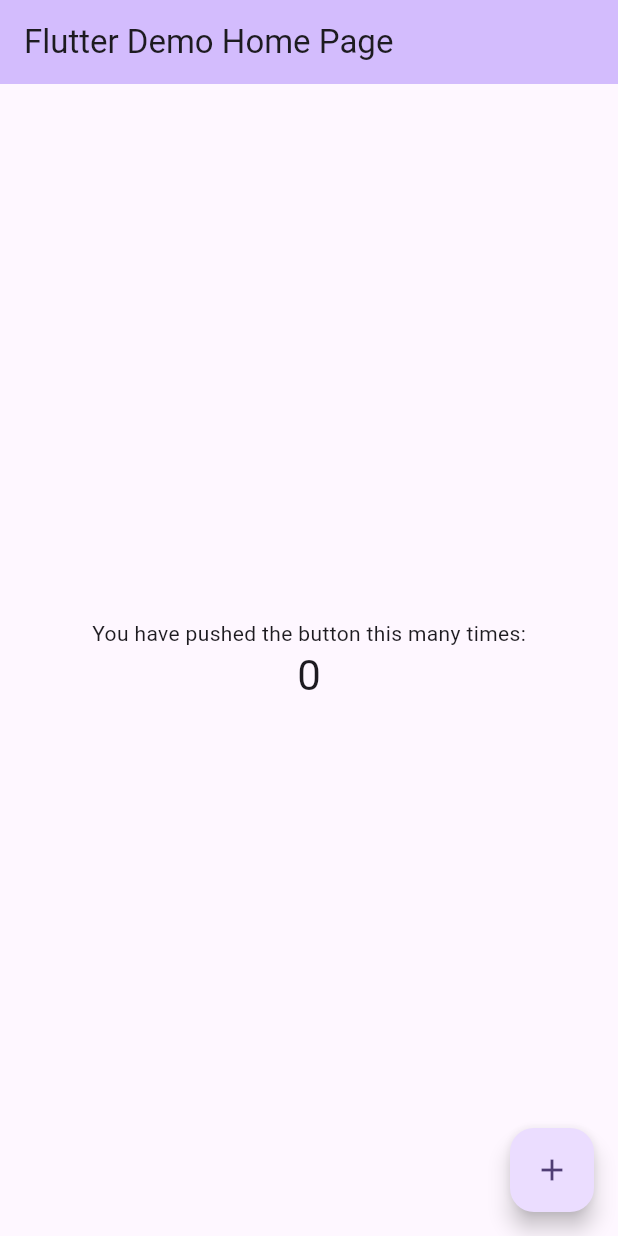
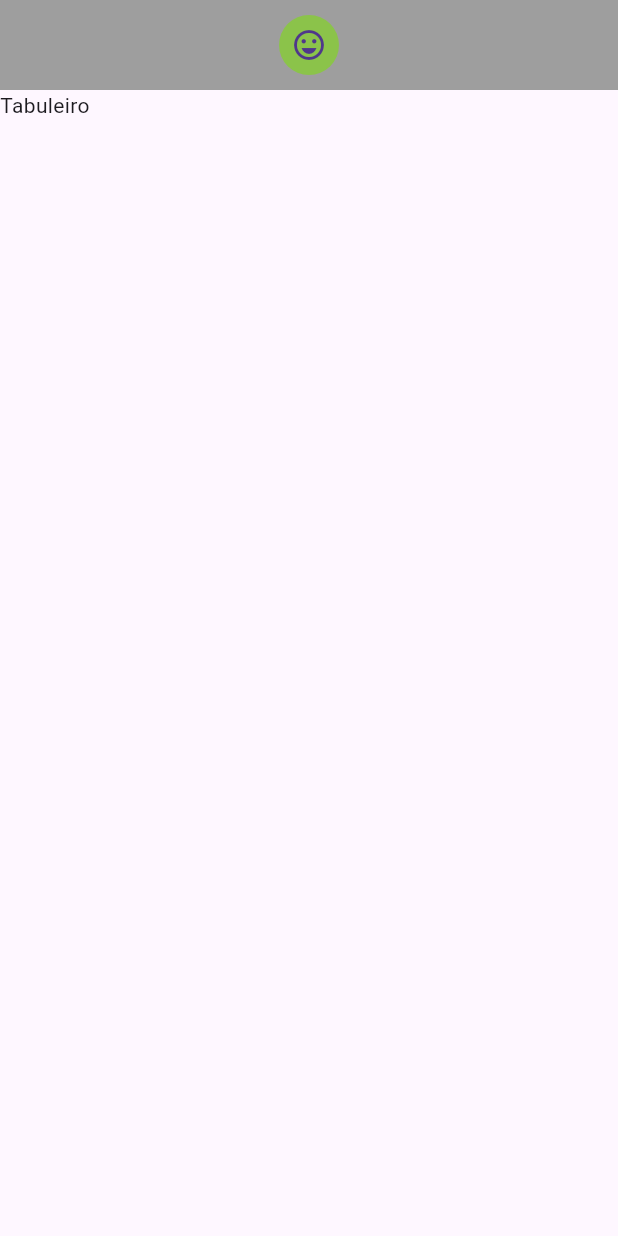
Before and after one commit to oJaciel/minesweeper, a Flutter app: the screen it shows after launch, on a phone screen of 412 x 824 dp. Run offline on Flutter 3.47's test engine with Material 3 defaults, Android fonts, the phone set to English and light mode, and no system bars.

Commit message:
Início Modelagem App

```diff
--- /dev/null
+++ b/lib/components/result_widget.dart
@@ -0,0 +1,51 @@
+import 'package:flutter/material.dart';
+
+class ResultWidget extends StatelessWidget implements PreferredSizeWidget {
+  const ResultWidget({super.key, required this.winned, required this.onRestart});
+
+  final bool? winned;
+  final Function? onRestart;
+
+  Color _getColor() {
+    if (winned == null) {
+      return Colors.yellow;
+    } else if (winned == true) {
+      return Colors.lightGreen;
+    } else {
+      return Colors.red;
+    }
+  }
+
+  IconData _getIcon() {
+    if (winned == null) {
+      return Icons.sentiment_satisfied;
+    } else if (winned == true) {
+      return Icons.sentiment_very_satisfied;
+    } else {
+      return Icons.sentiment_very_dissatisfied;
+    }
+  }
+
+  @override
+  Widget build(BuildContext context) {
+    return Container(
+      color: Colors.grey,
+      child: SafeArea(
+        child: Container(
+          padding: EdgeInsets.all(10),
+          child: CircleAvatar(
+            backgroundColor: _getColor(),
+            child: IconButton(
+              padding: EdgeInsets.all(0),
+              onPressed: () => onRestart!(),
+              icon: Icon(_getIcon()),
+            ),
+          ),
+        ),
+      ),
+    );
+  }
+
+  @override
+  Size get preferredSize => Size.fromHeight(120);
+}
--- a/lib/main.dart
+++ b/lib/main.dart
@@ -1,4 +1,5 @@
 import 'package:flutter/material.dart';
+import 'package:minesweeper/screens/minesweeper.dart';
 
 void main() {
   runApp(const MyApp());
@@ -10,113 +11,6 @@ class MyApp extends StatelessWidget {
   // This widget is the root of your application.
   @override
   Widget build(BuildContext context) {
-    return MaterialApp(
-      title: 'Flutter Demo',
-      theme: ThemeData(
-        // This is the theme of your application.
-        //
-        // TRY THIS: Try running your application with "flutter run". You'll see
-        // the application has a purple toolbar. Then, without quitting the app,
-        // try changing the seedColor in the colorScheme below to Colors.green
-        // and then invoke "hot reload" (save your changes or press the "hot
-        // reload" button in a Flutter-supported IDE, or press "r" if you used
-        // the command line to start the app).
-        //
-        // Notice that the counter didn't reset back to zero; the application
-        // state is not lost during the reload. To reset the state, use hot
-        // restart instead.
-        //
-        // This works for code too, not just values: Most code changes can be
-        // tested with just a hot reload.
-        colorScheme: ColorScheme.fromSeed(seedColor: Colors.deepPurple),
-      ),
-      home: const MyHomePage(title: 'Flutter Demo Home Page'),
-    );
+    return MaterialApp(title: 'Minesweeper', home: Minesweeper());
   }
 }
-
-class MyHomePage extends StatefulWidget {
-  const MyHomePage({super.key, required this.title});
-
-  // This widget is the home page of your application. It is stateful, meaning
-  // that it has a State object (defined below) that contains fields that affect
-  // how it looks.
-
-  // This class is the configuration for the state. It holds the values (in this
-  // case the title) provided by the parent (in this case the App widget) and
-  // used by the build method of the State. Fields in a Widget subclass are
-  // always marked "final".
-
-  final String title;
-
-  @override
-  State<MyHomePage> createState() => _MyHomePageState();
-}
-
-class _MyHomePageState extends State<MyHomePage> {
-  int _counter = 0;
-
-  void _incrementCounter() {
-    setState(() {
-      // This call to setState tells the Flutter framework that something has
-      // changed in this State, which causes it to rerun the build method below
-      // so that the display can reflect the updated values. If we changed
-      // _counter without calling setState(), then the build method would not be
-      // called again, and so nothing would appear to happen.
-      _counter++;
-    });
-  }
-
-  @override
-  Widget build(BuildContext context) {
-    // This method is rerun every time setState is called, for instance as done
-    // by the _incrementCounter method above.
-    //
-    // The Flutter framework has been optimized to make rerunning build methods
-    // fast, so that you can just rebuild anything that needs updating rather
-    // than having to individually change instances of widgets.
-    return Scaffold(
-      appBar: AppBar(
-        // TRY THIS: Try changing the color here to a specific color (to
-        // Colors.amber, perhaps?) and trigger a hot reload to see the AppBar
-        // change color while the other colors stay the same.
-        backgroundColor: Theme.of(context).colorScheme.inversePrimary,
-        // Here we take the value from the MyHomePage object that was created by
-        // the App.build method, and use it to set our appbar title.
-        title: Text(widget.title),
-      ),
-      body: Center(
-        // Center is a layout widget. It takes a single child and positions it
-        // in the middle of the parent.
-        child: Column(
-          // Column is also a layout widget. It takes a list of children and
-          // arranges them vertically. By default, it sizes itself to fit its
-          // children horizontally, and tries to be as tall as its parent.
-          //
-          // Column has various properties to control how it sizes itself and
-          // how it positions its children. Here we use mainAxisAlignment to
-          // center the children vertically; the main axis here is the vertical
-          // axis because Columns are vertical (the cross axis would be
-          // horizontal).
-          //
-          // TRY THIS: Invoke "debug painting" (choose the "Toggle Debug Paint"
-          // action in the IDE, or press "p" in the console), to see the
-          // wireframe for each widget.
-          mainAxisAlignment: MainAxisAlignment.center,
-          children: <Widget>[
-            const Text('You have pushed the button this many times:'),
-            Text(
-              '$_counter',
-              style: Theme.of(context).textTheme.headlineMedium,
-            ),
-          ],
-        ),
-      ),
-      floatingActionButton: FloatingActionButton(
-        onPressed: _incrementCounter,
-        tooltip: 'Increment',
-        child: const Icon(Icons.add),
-      ), // This trailing comma makes auto-formatting nicer for build methods.
-    );
-  }
-}
--- /dev/null
+++ b/lib/screens/minesweeper.dart
@@ -0,0 +1,18 @@
+import 'package:flutter/material.dart';
+import 'package:minesweeper/components/result_widget.dart';
+
+class Minesweeper extends StatelessWidget {
+  const Minesweeper({super.key});
+
+  _restart() {
+    print('Reiniciar');
+  }
+
+  @override
+  Widget build(BuildContext context) {
+    return Scaffold(
+      appBar: ResultWidget(winned: true, onRestart: _restart),
+      body: Container(child: Text('Tabuleiro')),
+    );
+  }
+}
```
